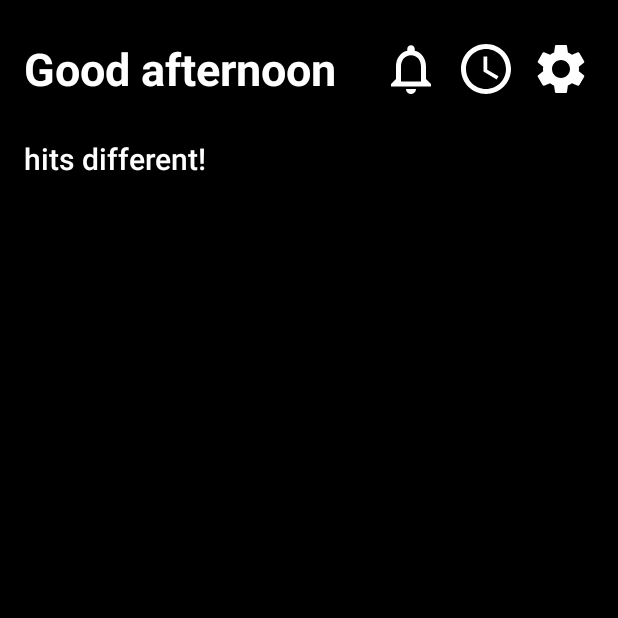
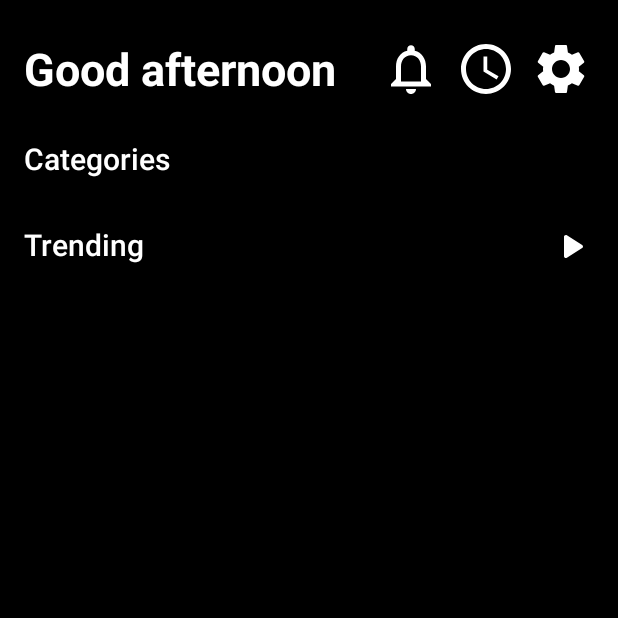
Before and after one commit to Ghanshyam32/audio-pulse, an Android app: the screen it shows after launch (MainActivity), on a phone screen of 412 x 824 dp, the top half of it. Run offline under Robolectric (Android 15) with nearby library versions, the phone set to English and light mode, and no system bars; our stand-ins replace Firebase (no records; nobody signed in at launch, a user with empty details on screens opened directly).

Commit message:
trending section added

```diff
--- a/app/src/main/java/com/ghanshyam/audiopulse/MainActivity.kt
+++ b/app/src/main/java/com/ghanshyam/audiopulse/MainActivity.kt
@@ -5,6 +5,7 @@ import android.os.Bundle
 import androidx.recyclerview.widget.LinearLayoutManager
 import com.ghanshyam.audiopulse.Models.CategoryModel
 import com.ghanshyam.audiopulse.adapter.CategoryAdapter
+import com.ghanshyam.audiopulse.adapter.SectionSongListAdapter
 import com.ghanshyam.audiopulse.databinding.ActivityMainBinding
 import com.google.firebase.firestore.FirebaseFirestore
 
@@ -18,9 +19,12 @@ class MainActivity : AppCompatActivity() {
         setContentView(binding.root)
 
         getCategories()
+        setUpSection()
 
     }
 
+
+    //Categories
     fun getCategories() {
         FirebaseFirestore.getInstance().collection("category").get().addOnSuccessListener {
             val categoryList = it.toObjects(CategoryModel::class.java)
@@ -34,4 +38,19 @@ class MainActivity : AppCompatActivity() {
             LinearLayoutManager(this, LinearLayoutManager.HORIZONTAL, false)
         binding.categoryRecView.adapter = categoryAdapter
     }
+
+
+    //Sections
+    fun setUpSection() {
+        FirebaseFirestore.getInstance().collection("sections")
+            .document("section_1")
+            .get().addOnSuccessListener {
+                val section = it.toObject(CategoryModel::class.java)
+                section?.apply {
+                    binding.trendingTextView.text = name
+                    binding.trendingRecView.layoutManager = LinearLayoutManager(this@MainActivity)
+                    binding.trendingRecView.adapter = SectionSongListAdapter(songs)
+                }
+            }
+    }
 }
--- /dev/null
+++ b/app/src/main/res/drawable/round_play_arrow_24.xml
@@ -0,0 +1,5 @@
+<vector android:height="24dp" android:tint="#FFFFFF"
+    android:viewportHeight="24" android:viewportWidth="24"
+    android:width="24dp" xmlns:android="http://schemas.android.com/apk/res/android">
+    <path android:fillColor="@android:color/white" android:pathData="M8,6.82v10.36c0,0.79 0.87,1.27 1.54,0.84l8.14,-5.18c0.62,-0.39 0.62,-1.29 0,-1.69L9.54,5.98C8.87,5.55 8,6.03 8,6.82z"/>
+</vector>
--- a/app/src/main/res/layout/activity_main.xml
+++ b/app/src/main/res/layout/activity_main.xml
@@ -60,7 +60,7 @@
                 android:layout_width="wrap_content"
                 android:layout_height="wrap_content"
                 android:fontFamily="sans-serif-medium"
-                android:text="hits different!"
+                android:text="Categories"
                 android:textColor="@color/white"
                 android:textSize="20sp" />
 
@@ -69,6 +69,37 @@
                 android:layout_width="match_parent"
                 android:layout_height="wrap_content" />
 
+            <View
+                android:layout_width="match_parent"
+                android:layout_height="30dp" />
+
+            <RelativeLayout
+                android:layout_width="match_parent"
+                android:layout_height="wrap_content">
+
+                <TextView
+                    android:id="@+id/trendingTextView"
+                    android:layout_width="wrap_content"
+                    android:layout_height="wrap_content"
+                    android:fontFamily="sans-serif-medium"
+                    android:text="Trending"
+                    android:textColor="@color/white"
+                    android:textSize="20sp" />
+
+                <ImageView
+                    android:layout_width="30dp"
+                    android:layout_height="30dp"
+                    android:layout_alignParentEnd="true"
+                    android:src="@drawable/round_play_arrow_24" />
+
+                <androidx.recyclerview.widget.RecyclerView
+                    android:id="@+id/trending_recView"
+                    android:layout_width="match_parent"
+                    android:layout_height="wrap_content"
+                    android:layout_below="@id/trendingTextView" />
+
+            </RelativeLayout>
+
 
         </LinearLayout>
 
--- a/build.gradle.kts
+++ b/build.gradle.kts
@@ -5,6 +5,6 @@ buildscript {
 }
 // Top-level build file where you can add configuration options common to all sub-projects/modules.
 plugins {
-    id("com.android.application") version "8.2.1" apply false
+    id("com.android.application") version "8.2.2" apply false
     id("org.jetbrains.kotlin.android") version "1.9.22" apply false
 }
```
Also changed, not shown: app/src/main/java/com/ghanshyam/audiopulse/adapter/SectionSongListAdapter.kt (added, +57 -0 lines), app/src/main/res/layout/song_section.xml (added, +37 -0 lines).
